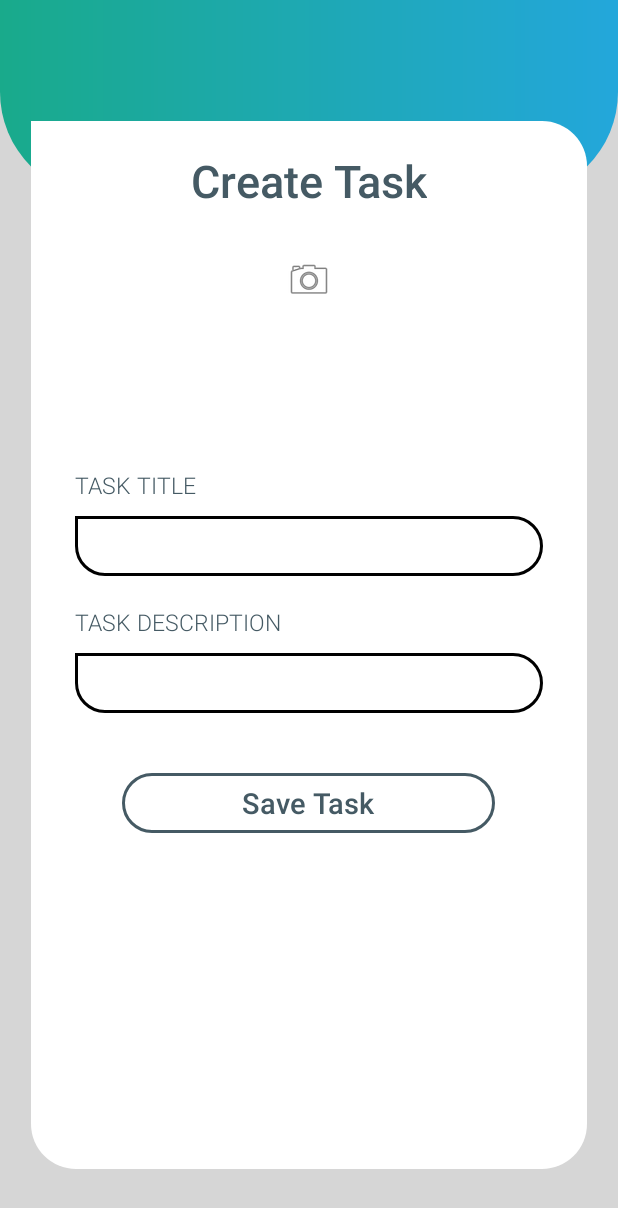
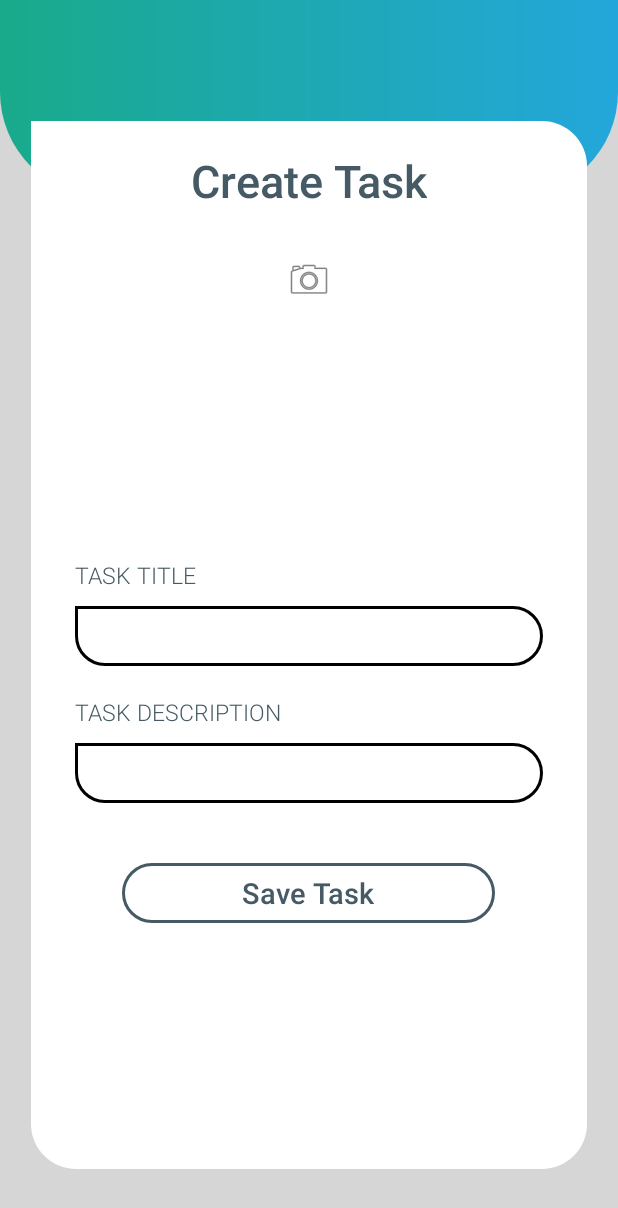
Before and after one commit to BenDurmishllari/uGotThis-, an Android app: the CreateTask_activity screen opened directly, with no data from a screen before it, on a phone screen of 412 x 824 dp. Shown: the top 1208 px of the screen. Run offline under Robolectric (Android 15) with nearby library versions, the phone set to English and light mode, and no system bars; our stand-ins replace Firebase (no records; nobody signed in at launch, a user with empty details on screens opened directly); 1 statement that could not run was skipped.

Commit message:
building the create task to save it in the firebase along with the mediafiles

```diff
--- a/app/src/main/java/com/example/ugotthis/CreateTask_activity.java
+++ b/app/src/main/java/com/example/ugotthis/CreateTask_activity.java
@@ -1,14 +1,133 @@
 package com.example.ugotthis;
 
+import androidx.annotation.NonNull;
 import androidx.appcompat.app.AppCompatActivity;
 
+import android.content.Intent;
+import android.net.Uri;
 import android.os.Bundle;
+import android.view.View;
+import android.widget.Button;
+import android.widget.EditText;
+import android.widget.ImageView;
+import android.widget.TextView;
 
-public class CreateTask_activity extends AppCompatActivity {
+import com.google.firebase.auth.FirebaseAuth;
+import com.google.firebase.auth.FirebaseUser;
+import com.google.firebase.firestore.CollectionReference;
+import com.google.firebase.firestore.FirebaseFirestore;
+import com.google.firebase.storage.FirebaseStorage;
+import com.google.firebase.storage.StorageReference;
+
+import Util.TaskApi;
+
+public class CreateTask_activity extends AppCompatActivity implements View.OnClickListener {
+
+    private static final int GALLERY_CODE = 1;
+    private static final String TAG = "PostReflectionActivity";
+
+    // main widgets
+    private Button btnSaveTask;
+    private ImageView btnAddMedia;
+    private EditText txtTaskTitle;
+    private EditText txtTaskDescription;
+    private TextView lblCurrentUser;
+    private TextView TaskDate;
+    private ImageView imageView;
+
+    private String currentUserId;
+    private String currentUserName;
+
+    // firebase attributes
+    private FirebaseAuth firebaseAuth;
+    private FirebaseAuth.AuthStateListener authStateListener;
+    private FirebaseUser user;
+
+    // connection to firestore
+    private FirebaseFirestore database = FirebaseFirestore.getInstance();
+    private StorageReference storageReference;
+
+    private CollectionReference collectionReference = database.collection("Task");
+    private Uri imageUri;
 
     @Override
     protected void onCreate(Bundle savedInstanceState) {
         super.onCreate(savedInstanceState);
         setContentView(R.layout.activity_create_task_activity);
+
+        storageReference = FirebaseStorage.getInstance().getReference();
+
+        firebaseAuth = FirebaseAuth.getInstance();
+        txtTaskTitle = findViewById(R.id.txtTaskTitle);
+        txtTaskDescription = findViewById(R.id.txtTaskDescription);
+        btnSaveTask = findViewById(R.id.btnTaskSave);
+        //ToDo current user label
+        //lblCurrentUser = findViewById(R.id.)
+
+        btnAddMedia = findViewById(R.id.btnCameraPost);
+
+        //ToDo add image view
+        imageView = findViewById(R.id.lblImageView);
+
+        btnSaveTask.setOnClickListener(this);
+        btnAddMedia.setOnClickListener(this);
+
+        if (TaskApi.getInstance() != null)
+        {
+            currentUserId = TaskApi.getInstance().getUserId();
+            currentUserName = TaskApi.getInstance().getUsername();
+
+            //ToDo add the lbl with current user name
+        }
+
+        authStateListener = new FirebaseAuth.AuthStateListener()
+        {
+            @Override
+            public void onAuthStateChanged(@NonNull FirebaseAuth firebaseAuth)
+            {
+                user = firebaseAuth.getCurrentUser();
+                if (user != null)
+                {
+                    //ToDo add a toas
+                }
+                else
+                {
+                    //ToDo add a sanduic :D
+                }
+            }
+        };
+
+
+    }
+
+    @Override
+    public void onClick(View view)
+    {
+        switch (view.getId())
+        {
+            case R.id.btnTaskSave:
+                //ToDo add the method
+                saveTask();
+
+                break;
+            case R.id.btnCameraPost:
+
+                // post media file
+                Intent galleryIntent = new Intent(Intent.ACTION_GET_CONTENT);
+                galleryIntent.setType("image/*"); //anything that is image related
+                galleryIntent.setType("video/*");
+                galleryIntent.setType("general files/*");
+                startActivityForResult(galleryIntent, GALLERY_CODE);
+
+                break;
+        }
+    }
+
+    private void saveTask()
+    {
+        final String title = txtTaskTitle.getText().toString().trim();
+        final String description = txtTaskDescription.getText().toString().trim();
+
+
     }
 }
--- a/app/src/main/java/com/example/ugotthis/LogIn_activity.java
+++ b/app/src/main/java/com/example/ugotthis/LogIn_activity.java
@@ -137,7 +137,7 @@ public class LogIn_activity extends AppCompatActivity {
                                     taskApi.setUserId(snapshot.getString("userId"));
 
                                     startActivity(new Intent(LogIn_activity.this, TaskList.class));
-                                    Toast.makeText(LogIn_activity.this, "Welcome"+ " " + taskApi.getUsername(), Toast.LENGTH_SHORT).show();
+                                    Toast.makeText(LogIn_activity.this, "Welcome Back"+ " " + taskApi.getUsername(), Toast.LENGTH_SHORT).show();
                                     finish();
                                 }
                             }
--- a/app/src/main/java/com/example/ugotthis/Register_activity.java
+++ b/app/src/main/java/com/example/ugotthis/Register_activity.java
@@ -90,7 +90,7 @@ public class Register_activity extends AppCompatActivity {
 
                 if (currentUser != null)
                 {
-                    Toast.makeText(Register_activity.this, "Welcome Back", Toast.LENGTH_SHORT).show();
+                    Toast.makeText(Register_activity.this, "Welcome", Toast.LENGTH_SHORT).show();
                 }
                 else
                 {
--- a/app/src/main/res/layout/activity_create_task_activity.xml
+++ b/app/src/main/res/layout/activity_create_task_activity.xml
@@ -11,6 +11,7 @@
          any task-->
 
     <!-- Relative layout that it has the header on top -->
+
     <RelativeLayout
         android:layout_width="wrap_content"
         android:layout_height="wrap_content">
@@ -35,10 +36,9 @@
         android:background="@drawable/reg_form_corner"
         android:padding="10dp">
 
-        <androidx.constraintlayout.widget.ConstraintLayout
+        <ScrollView
             android:layout_width="match_parent"
-            android:layout_height="match_parent"
-            android:orientation="vertical">
+            android:layout_height="match_parent">
 
             <LinearLayout
                 android:id="@+id/linearLayout2"
@@ -64,26 +64,31 @@
                     android:layout_marginTop="30dp"
                     android:orientation="vertical">
 
+
                     <ImageView
-                        android:id="@+id/imageView"
+                        android:id="@+id/btnCameraPost"
                         android:layout_width="match_parent"
                         android:layout_height="wrap_content"
                         app:srcCompat="@android:drawable/ic_menu_camera" />
 
+                    <ImageView
+                        android:id="@+id/lblImageView"
+                        android:layout_width="match_parent"
+                        android:layout_height="160dp" />
 
                 </LinearLayout>
 
                 <LinearLayout
                     android:layout_width="match_parent"
                     android:layout_height="match_parent"
-                    android:layout_marginTop="90dp"
+                    android:layout_marginTop="10dp"
                     android:orientation="vertical">
 
                     <TextView
                         android:layout_width="wrap_content"
                         android:layout_height="wrap_content"
                         android:layout_marginLeft="20dp"
-                        android:layout_marginTop="20dp"
+
                         android:fontFamily="sans-serif-light"
                         android:text="@string/task_title"
                         android:textAllCaps="true"
@@ -91,6 +96,7 @@
                         android:textSize="15sp" />
 
                     <EditText
+                        android:id="@+id/txtTaskTitle"
                         android:layout_width="match_parent"
                         android:layout_height="40dp"
                         android:layout_marginLeft="20dp"
@@ -115,6 +121,7 @@
                         android:textSize="15sp" />
 
                     <EditText
+                        android:id="@+id/txtTaskDescription"
                         android:layout_width="match_parent"
                         android:layout_height="40dp"
                         android:layout_marginLeft="20dp"
@@ -128,9 +135,10 @@
                         android:textSize="15sp" />
 
                     <Button
-                        android:id="@+id/registerbtn"
+                        android:id="@+id/btnTaskSave"
                         android:layout_width="wrap_content"
                         android:layout_height="40dp"
+                        android:layout_gravity="center"
                         android:layout_marginTop="40dp"
                         android:background="@drawable/btn_reg"
                         android:fontFamily="sans-serif-medium"
@@ -138,7 +146,6 @@
                         android:paddingRight="80dp"
                         android:text="@string/save_task"
                         android:textAllCaps="false"
-                        android:layout_gravity="center"
                         android:textColor="@color/regtxtcolor"
                         android:textSize="19sp" />
 
@@ -147,10 +154,7 @@
 
 
             </LinearLayout>
-
-            <!-- This linear layout has on it the text boxes and the button for the task update -->
-
-        </androidx.constraintlayout.widget.ConstraintLayout>
+        </ScrollView>
 
 
     </RelativeLayout>
```
Also changed, not shown: app/src/main/java/Model/Task.java (+12 -12 lines).
